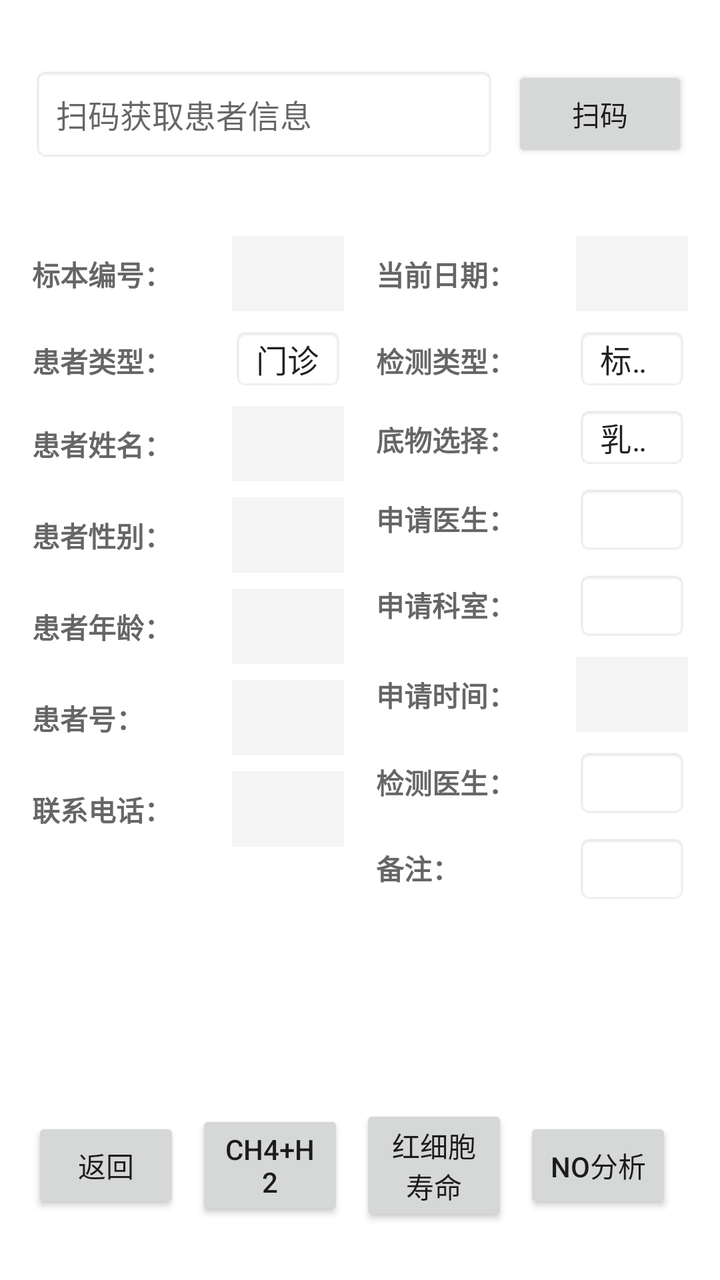
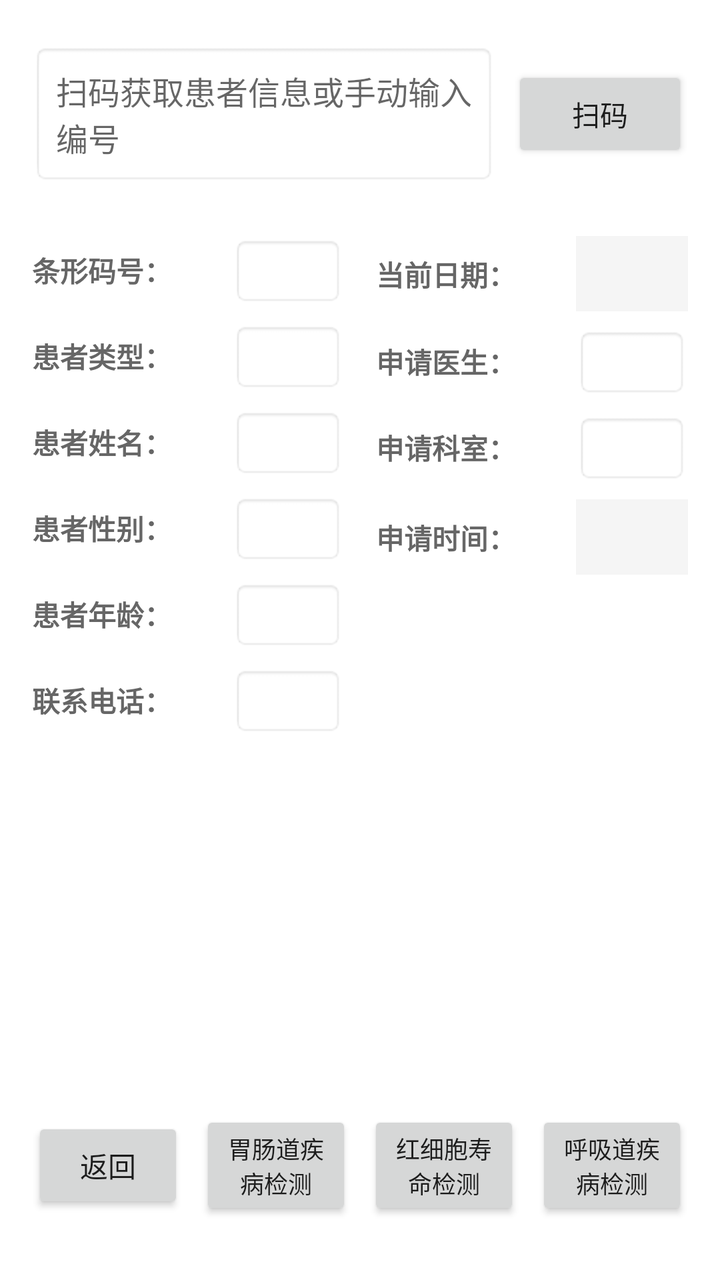

Before-and-after screenshots of an Android layout around one commit, followed by the original layout XML and the change that was made.
<!-- AndroidManifest.xml: application theme Theme.WellYearn -->
<!-- res/layout/activity_detect_analysis.xml -->
<?xml version="1.0" encoding="utf-8"?>
<LinearLayout xmlns:android="http://schemas.android.com/apk/res/android"
    xmlns:app="http://schemas.android.com/apk/res-auto"
    xmlns:tools="http://schemas.android.com/tools"
    android:id="@+id/main"
    android:layout_width="match_parent"
    android:layout_height="match_parent"
    android:orientation="vertical"
    android:padding="16dp"
    android:background="#FFFFFF"
    tools:context=".DetectAnalysisActivity">
    
    <LinearLayout
        android:layout_width="match_parent"
        android:layout_height="0dp"
        android:layout_weight="1"
        android:orientation="horizontal"
        android:gravity="center_vertical"
        android:layout_marginBottom="8dp">

        <EditText
            android:id="@+id/etScanResult"
            android:layout_width="0dp"
            android:layout_weight="1"
            android:layout_height="wrap_content"
            android:hint="扫码获取患者信息"
            android:textSize="16sp"
            android:padding="12dp"
            android:background="@android:drawable/editbox_background" />

        <Button
            android:id="@+id/btnScan"
            android:layout_width="wrap_content"
            android:layout_height="wrap_content"
            android:text="扫码"
            android:layout_marginStart="8dp" />
    </LinearLayout>

    
    <LinearLayout
        android:layout_width="match_parent"
        android:layout_height="0dp"
        android:layout_weight="5"
        android:orientation="horizontal"
        android:layout_marginTop="8dp">

        
        <ScrollView
            android:layout_width="0dp"
            android:layout_height="match_parent"
            android:layout_weight="1"
            android:layout_marginEnd="8dp">

            <LinearLayout
                android:layout_width="match_parent"
                android:layout_height="wrap_content"
                android:orientation="vertical">

                <LinearLayout style="@style/HorizontalInfoRow">
                    <TextView style="@style/InfoLabelLeft" android:text="标本编号：" />
                    <TextView android:id="@+id/tvSpecimenNo" style="@style/InfoValueRight" />
                </LinearLayout>

                <LinearLayout style="@style/HorizontalInfoRow">
                    <TextView style="@style/InfoLabelLeft" android:text="患者类型：" />
                    <Spinner
                        android:id="@+id/spPatientType"
                        style="@style/InfoSpinnerRight"
                        android:entries="@array/patient_type_array" />
                </LinearLayout>

                <LinearLayout style="@style/HorizontalInfoRow">
                    <TextView style="@style/InfoLabelLeft" android:text="患者姓名：" />
                    <TextView android:id="@+id/tvPatientName" style="@style/InfoValueRight" />
                </LinearLayout>

                <LinearLayout style="@style/HorizontalInfoRow">
                    <TextView style="@style/InfoLabelLeft" android:text="患者性别：" />
                    <TextView android:id="@+id/tvPatientGender" style="@style/InfoValueRight" />
                </LinearLayout>

                <LinearLayout style="@style/HorizontalInfoRow">
                    <TextView style="@style/InfoLabelLeft" android:text="患者年龄：" />
                    <TextView android:id="@+id/tvPatientAge" style="@style/InfoValueRight" />
                </LinearLayout>

                <LinearLayout style="@style/HorizontalInfoRow">
                    <TextView style="@style/InfoLabelLeft" android:text="患者号：" />
                    <TextView android:id="@+id/tvPatientNo" style="@style/InfoValueRight" />
                </LinearLayout>

                <LinearLayout style="@style/HorizontalInfoRow">
                    <TextView style="@style/InfoLabelLeft" android:text="联系电话：" />
                    <TextView android:id="@+id/tvPhone" style="@style/InfoValueRight" />
                </LinearLayout>
            </LinearLayout>
        </ScrollView>

        
        <ScrollView
            android:layout_width="0dp"
            android:layout_height="match_parent"
            android:layout_weight="1"
            android:layout_marginStart="8dp">

            <LinearLayout
                android:layout_width="match_parent"
                android:layout_height="wrap_content"
                android:orientation="vertical">

                
                <LinearLayout style="@style/HorizontalInfoRow">
                    <TextView style="@style/InfoLabelLeft" android:text="当前日期：" />
                    <TextView android:id="@+id/tvCurrentDate" style="@style/InfoValueRight" />
                </LinearLayout>

                <LinearLayout style="@style/HorizontalInfoRow">
                    <TextView style="@style/InfoLabelLeft" android:text="检测类型：" />
                    <Spinner
                        android:id="@+id/spTestType"
                        style="@style/InfoSpinnerRight"
                        android:entries="@array/test_type_array" />
                </LinearLayout>

                <LinearLayout style="@style/HorizontalInfoRow">
                    <TextView style="@style/InfoLabelLeft" android:text="底物选择：" />
                    <Spinner
                        android:id="@+id/spSubstrate"
                        style="@style/InfoSpinnerRight"
                        android:entries="@array/substrate_array" />
                </LinearLayout>

                <LinearLayout style="@style/HorizontalInfoRow">
                    <TextView style="@style/InfoLabelLeft" android:text="申请医生：" />
                    <EditText android:id="@+id/etApplyDoctor" style="@style/InfoEditRight" />
                </LinearLayout>

                <LinearLayout style="@style/HorizontalInfoRow">
                    <TextView style="@style/InfoLabelLeft" android:text="申请科室：" />
                    <EditText android:id="@+id/etApplyDept" style="@style/InfoEditRight" />
                </LinearLayout>

                
                <LinearLayout style="@style/HorizontalInfoRow">
                    <TextView style="@style/InfoLabelLeft" android:text="申请时间：" />
                    <TextView android:id="@+id/tvApplyTime" style="@style/InfoValueRight" />
                </LinearLayout>

                <LinearLayout style="@style/HorizontalInfoRow">
                    <TextView style="@style/InfoLabelLeft" android:text="检测医生：" />
                    <EditText android:id="@+id/etTestDoctor" style="@style/InfoEditRight" />
                </LinearLayout>

                <LinearLayout style="@style/HorizontalInfoRow">
                    <TextView style="@style/InfoLabelLeft" android:text="备注：" />
                    <EditText android:id="@+id/etRemarks" style="@style/InfoEditRight" />
                </LinearLayout>
            </LinearLayout>
        </ScrollView>
    </LinearLayout>

    
    <LinearLayout
        android:layout_width="match_parent"
        android:layout_height="0dp"
        android:layout_weight="1"
        android:orientation="horizontal"
        android:gravity="center"
        android:layout_marginTop="16dp">

        <Button
            android:id="@+id/btnBack"
            android:layout_width="0dp"
            android:layout_height="wrap_content"
            android:layout_weight="1"
            android:text="返回"
            android:layout_marginEnd="8dp" />

        <Button
            android:id="@+id/btnTest1"
            android:layout_width="0dp"
            android:layout_height="wrap_content"
            android:layout_weight="1"
            android:text="CH4+H2"
            android:layout_marginEnd="8dp" />

        <Button
            android:id="@+id/btnTest2"
            android:layout_width="0dp"
            android:layout_height="wrap_content"
            android:layout_weight="1"
            android:layout_marginEnd="8dp"
            android:text="红细胞寿命" />
        <Button
            android:id="@+id/btnTest3"
            android:layout_width="0dp"
            android:layout_height="wrap_content"
            android:layout_weight="1"
            android:layout_marginEnd="8dp"
            android:text="NO分析" />
    </LinearLayout>

</LinearLayout>
<!-- resources referenced by this layout -->
<resources>
  <string-array name="patient_type_array">
          <item>门诊</item>
          <item>急诊</item>
          <item>住院</item>
          <item>体检</item>
      </string-array>
  <string-array name="substrate_array">
          <item>乳果糖10g</item>
          <item>葡萄糖75g</item>
          <item>乳糖25g</item>
          <item>果糖25g</item>
          <item>直链淀粉100g</item>
      </string-array>
  <string-array name="test_type_array">
          <item>标准检测</item>
          <item>小肠检测</item>
          <item>乳糖不耐受检测</item>
          <item>口盲时间</item>
          <item>胰腺外分泌功能检测</item>
      </string-array>
  <style name="HorizontalInfoRow">
          <item name="android:layout_width">match_parent</item>
          <item name="android:layout_height">wrap_content</item>
          <item name="android:orientation">horizontal</item>
          <item name="android:layout_marginTop">4dp</item>
          <item name="android:layout_marginBottom">4dp</item>
      </style>
  <style name="InfoEditRight">
          <item name="android:layout_width">0dp</item>
          <item name="android:layout_weight">1</item>
          <item name="android:layout_height">wrap_content</item>
          <item name="android:textSize">14sp</item>
          <item name="android:background">@android:drawable/editbox_background</item>
          <item name="android:padding">8dp</item>
      </style>
  <style name="InfoLabelLeft">
          <item name="android:layout_width">100dp</item>
          <item name="android:layout_height">wrap_content</item>
          <item name="android:textSize">14sp</item>
          <item name="android:textColor">#666666</item>
          <item name="android:textStyle">bold</item>
          <item name="android:gravity">left|center_vertical</item>
      </style>
  <style name="InfoSpinnerRight">
          <item name="android:layout_width">0dp</item>
          <item name="android:layout_weight">1</item>
          <item name="android:layout_height">wrap_content</item>
          <item name="android:background">@android:drawable/editbox_background</item>
          <item name="android:padding">4dp</item>
      </style>
  <style name="InfoValueRight">
          <item name="android:layout_width">0dp</item>
          <item name="android:layout_height">wrap_content</item>
          <item name="android:layout_weight">1</item>
          <item name="android:textSize">16sp</item>
          <item name="android:textColor">#333333</item>
          <item name="android:background">#F5F5F5</item>
          <item name="android:padding">8dp</item>
      </style>
  <style name="Theme.WellYearn" parent="Theme.MaterialComponents.DayNight.DarkActionBar">
          
          <item name="colorPrimary">@color/purple_500</item>
          <item name="colorPrimaryVariant">@color/purple_700</item>
          <item name="colorOnPrimary">@color/white</item>
          
          <item name="colorSecondary">@color/teal_200</item>
          <item name="colorSecondaryVariant">@color/teal_700</item>
          <item name="colorOnSecondary">@color/black</item>
          
          <item name="android:statusBarColor">?attr/colorPrimaryVariant</item>
          
      </style>
  <color name="purple_500">#FF6200EE</color>
  <color name="purple_700">#FF3700B3</color>
  <color name="white">#FFFFFFFF</color>
  <color name="teal_200">#FF03DAC5</color>
  <color name="teal_700">#FF018786</color>
  <color name="black">#FF000000</color>
</resources>

<!-- the commit's change to res/layout/activity_detect_analysis.xml (unified diff, before → after) -->
@@ -1,14 +1,11 @@
 <?xml version="1.0" encoding="utf-8"?>
 <LinearLayout xmlns:android="http://schemas.android.com/apk/res/android"
-    xmlns:app="http://schemas.android.com/apk/res-auto"
-    xmlns:tools="http://schemas.android.com/tools"
-    android:id="@+id/main"
     android:layout_width="match_parent"
     android:layout_height="match_parent"
     android:orientation="vertical"
     android:padding="16dp"
-    android:background="#FFFFFF"
-    tools:context=".DetectAnalysisActivity">
+    android:background="#FFFFFF">
+
     
     <LinearLayout
         android:layout_width="match_parent"
@@ -23,7 +20,7 @@
             android:layout_width="0dp"
             android:layout_weight="1"
             android:layout_height="wrap_content"
-            android:hint="扫码获取患者信息"
+            android:hint="扫码获取患者信息或手动输入编号"
             android:textSize="16sp"
             android:padding="12dp"
             android:background="@android:drawable/editbox_background" />
@@ -57,42 +54,35 @@
                 android:orientation="vertical">
 
                 <LinearLayout style="@style/HorizontalInfoRow">
-                    <TextView style="@style/InfoLabelLeft" android:text="标本编号：" />
-                    <TextView android:id="@+id/tvSpecimenNo" style="@style/InfoValueRight" />
+                    <TextView style="@style/InfoLabelLeft" android:text="条形码号：" />
+                    <EditText android:id="@+id/etSpecimenNo" style="@style/InfoEditRight" />
                 </LinearLayout>
 
                 <LinearLayout style="@style/HorizontalInfoRow">
                     <TextView style="@style/InfoLabelLeft" android:text="患者类型：" />
-                    <Spinner
-                        android:id="@+id/spPatientType"
-                        style="@style/InfoSpinnerRight"
-                        android:entries="@array/patient_type_array" />
+                    <EditText android:id="@+id/etPatientType" style="@style/InfoEditRight" />
                 </LinearLayout>
 
                 <LinearLayout style="@style/HorizontalInfoRow">
                     <TextView style="@style/InfoLabelLeft" android:text="患者姓名：" />
-                    <TextView android:id="@+id/tvPatientName" style="@style/InfoValueRight" />
+                    <EditText android:id="@+id/etPatientName" style="@style/InfoEditRight" />
                 </LinearLayout>
 
                 <LinearLayout style="@style/HorizontalInfoRow">
                     <TextView style="@style/InfoLabelLeft" android:text="患者性别：" />
-                    <TextView android:id="@+id/tvPatientGender" style="@style/InfoValueRight" />
+                    <EditText android:id="@+id/etPatientGender" style="@style/InfoEditRight" />
                 </LinearLayout>
 
                 <LinearLayout style="@style/HorizontalInfoRow">
                     <TextView style="@style/InfoLabelLeft" android:text="患者年龄：" />
-                    <TextView android:id="@+id/tvPatientAge" style="@style/InfoValueRight" />
-                </LinearLayout>
-
-                <LinearLayout style="@style/HorizontalInfoRow">
-                    <TextView style="@style/InfoLabelLeft" android:text="患者号：" />
-                    <TextView android:id="@+id/tvPatientNo" style="@style/InfoValueRight" />
+                    <EditText android:id="@+id/etPatientAge" style="@style/InfoEditRight" />
                 </LinearLayout>
 
                 <LinearLayout style="@style/HorizontalInfoRow">
                     <TextView style="@style/InfoLabelLeft" android:text="联系电话：" />
-                    <TextView android:id="@+id/tvPhone" style="@style/InfoValueRight" />
+                    <EditText android:id="@+id/etPhone" style="@style/InfoEditRight" />
                 </LinearLayout>
+
             </LinearLayout>
         </ScrollView>
 
@@ -108,26 +98,9 @@
                 android:layout_height="wrap_content"
                 android:orientation="vertical">
 
-                
                 <LinearLayout style="@style/HorizontalInfoRow">
                     <TextView style="@style/InfoLabelLeft" android:text="当前日期：" />
                     <TextView android:id="@+id/tvCurrentDate" style="@style/InfoValueRight" />
-                </LinearLayout>
-
-                <LinearLayout style="@style/HorizontalInfoRow">
-                    <TextView style="@style/InfoLabelLeft" android:text="检测类型：" />
-                    <Spinner
-                        android:id="@+id/spTestType"
-                        style="@style/InfoSpinnerRight"
-                        android:entries="@array/test_type_array" />
-                </LinearLayout>
-
-                <LinearLayout style="@style/HorizontalInfoRow">
-                    <TextView style="@style/InfoLabelLeft" android:text="底物选择：" />
-                    <Spinner
-                        android:id="@+id/spSubstrate"
-                        style="@style/InfoSpinnerRight"
-                        android:entries="@array/substrate_array" />
                 </LinearLayout>
 
                 <LinearLayout style="@style/HorizontalInfoRow">
@@ -140,21 +113,11 @@
                     <EditText android:id="@+id/etApplyDept" style="@style/InfoEditRight" />
                 </LinearLayout>
 
-                
                 <LinearLayout style="@style/HorizontalInfoRow">
                     <TextView style="@style/InfoLabelLeft" android:text="申请时间：" />
                     <TextView android:id="@+id/tvApplyTime" style="@style/InfoValueRight" />
                 </LinearLayout>
 
-                <LinearLayout style="@style/HorizontalInfoRow">
-                    <TextView style="@style/InfoLabelLeft" android:text="检测医生：" />
-                    <EditText android:id="@+id/etTestDoctor" style="@style/InfoEditRight" />
-                </LinearLayout>
-
-                <LinearLayout style="@style/HorizontalInfoRow">
-                    <TextView style="@style/InfoLabelLeft" android:text="备注：" />
-                    <EditText android:id="@+id/etRemarks" style="@style/InfoEditRight" />
-                </LinearLayout>
             </LinearLayout>
         </ScrollView>
     </LinearLayout>
@@ -177,27 +140,30 @@
             android:layout_marginEnd="8dp" />
 
         <Button
-            android:id="@+id/btnTest1"
+            android:id="@+id/btnGI"
             android:layout_width="0dp"
             android:layout_height="wrap_content"
             android:layout_weight="1"
-            android:text="CH4+H2"
-            android:layout_marginEnd="8dp" />
+            android:text="胃肠道疾病检测"
+            android:layout_marginEnd="8dp"
+            android:textSize="12sp" />
 
         <Button
-            android:id="@+id/btnTest2"
+            android:id="@+id/btnRBC"
             android:layout_width="0dp"
             android:layout_height="wrap_content"
             android:layout_weight="1"
+            android:text="红细胞寿命检测"
             android:layout_marginEnd="8dp"
-            android:text="红细胞寿命" />
+            android:textSize="12sp" />
+
         <Button
-            android:id="@+id/btnTest3"
+            android:id="@+id/btnResp"
             android:layout_width="0dp"
             android:layout_height="wrap_content"
             android:layout_weight="1"
-            android:layout_marginEnd="8dp"
-            android:text="NO分析" />
+            android:text="呼吸道疾病检测"
+            android:textSize="12sp" />
     </LinearLayout>
 
 </LinearLayout>
<!-- resource entries referenced after the edit -->
@@ -1,25 +1,5 @@
 <!-- resources referenced by this layout -->
 <resources>
-  <string-array name="patient_type_array">
-          <item>门诊</item>
-          <item>急诊</item>
-          <item>住院</item>
-          <item>体检</item>
-      </string-array>
-  <string-array name="substrate_array">
-          <item>乳果糖10g</item>
-          <item>葡萄糖75g</item>
-          <item>乳糖25g</item>
-          <item>果糖25g</item>
-          <item>直链淀粉100g</item>
-      </string-array>
-  <string-array name="test_type_array">
-          <item>标准检测</item>
-          <item>小肠检测</item>
-          <item>乳糖不耐受检测</item>
-          <item>口盲时间</item>
-          <item>胰腺外分泌功能检测</item>
-      </string-array>
   <style name="HorizontalInfoRow">
           <item name="android:layout_width">match_parent</item>
           <item name="android:layout_height">wrap_content</item>
@@ -42,13 +22,6 @@
           <item name="android:textColor">#666666</item>
           <item name="android:textStyle">bold</item>
           <item name="android:gravity">left|center_vertical</item>
-      </style>
-  <style name="InfoSpinnerRight">
-          <item name="android:layout_width">0dp</item>
-          <item name="android:layout_weight">1</item>
-          <item name="android:layout_height">wrap_content</item>
-          <item name="android:background">@android:drawable/editbox_background</item>
-          <item name="android:padding">4dp</item>
       </style>
   <style name="InfoValueRight">
           <item name="android:layout_width">0dp</item>
